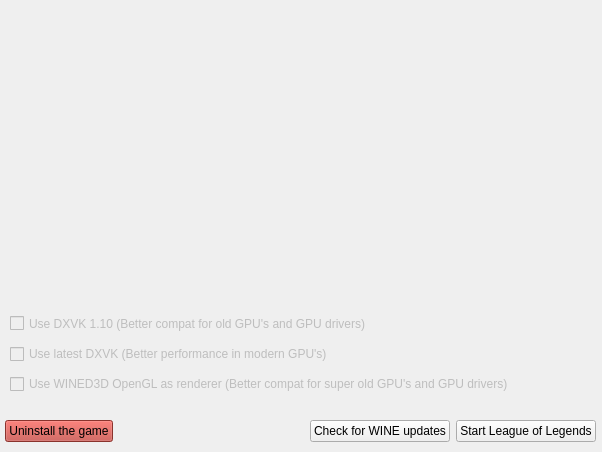
Before: the Qt Designer form python_src/ui/installer.ui in polkaulfield/lol-for-linux-installer, drawn with Qt 5.
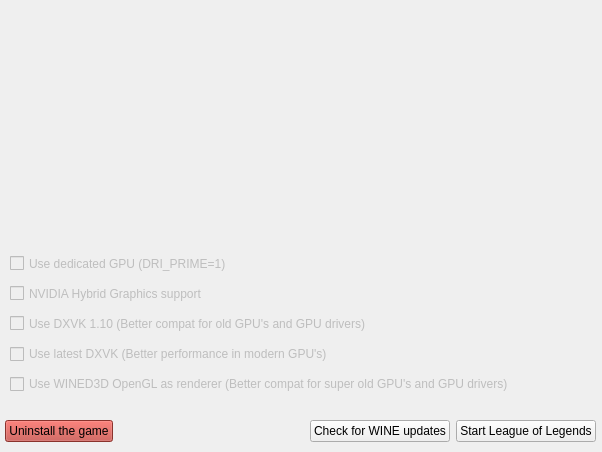
After: the same form once the commit is applied. The open tabs and pages were chosen to show the change. Icons and pictures are not drawn.

Commit message:
[UI] Implement unused options
Preparation work to implement them in the future

Patch:
```diff
--- a/python_src/ui/installer.ui
+++ b/python_src/ui/installer.ui
@@ -872,6 +872,38 @@
                 <string>Use WINED3D OpenGL as renderer (Better compat for super old GPU's and GPU drivers)</string>
                </property>
               </widget>
+              <widget class="QCheckBox" name="Usenvidiahybrid">
+               <property name="enabled">
+                <bool>false</bool>
+               </property>
+               <property name="geometry">
+                <rect>
+                 <x>10</x>
+                 <y>80</y>
+                 <width>421</width>
+                 <height>41</height>
+                </rect>
+               </property>
+               <property name="text">
+                <string>NVIDIA Hybrid Graphics support</string>
+               </property>
+              </widget>
+              <widget class="QCheckBox" name="Usedriprime">
+               <property name="enabled">
+                <bool>false</bool>
+               </property>
+               <property name="geometry">
+                <rect>
+                 <x>10</x>
+                 <y>50</y>
+                 <width>421</width>
+                 <height>41</height>
+                </rect>
+               </property>
+               <property name="text">
+                <string>Use dedicated GPU (DRI_PRIME=1)</string>
+               </property>
+              </widget>
              </widget>
              <widget class="QWidget" name="region">
               <widget class="QLabel" name="regionLabel">
```
Left out of the diff: 4 changed lines with no effect on the pictures.
